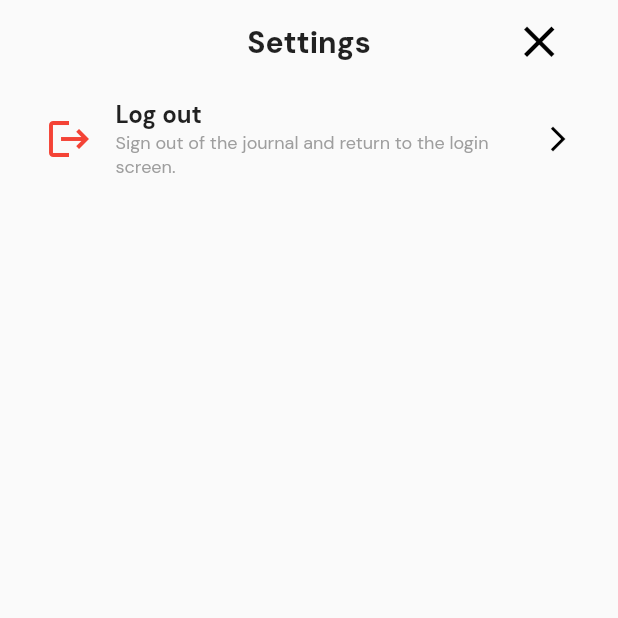
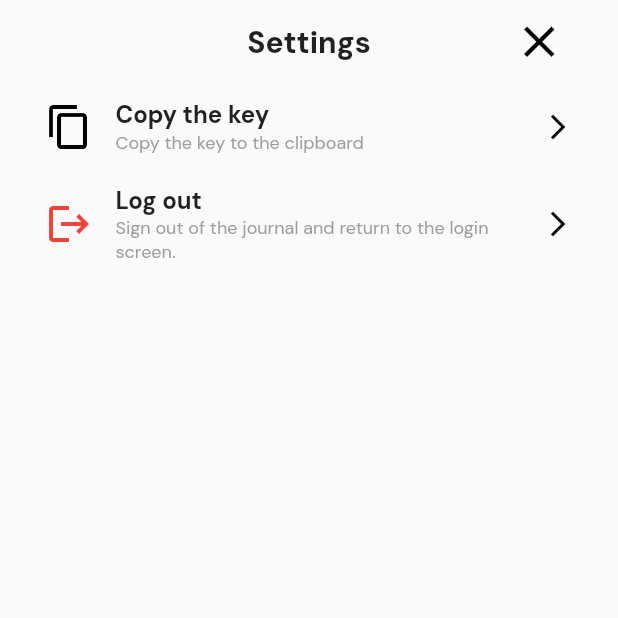
Before and after one commit to carl-duncan/journal-flutter, a Flutter app: the SettingsPage screen opened directly, on a phone screen of 412 x 824 dp, the top half of it. Run offline on Flutter 3.47's test engine with Material 2 defaults, Android fonts, the phone set to English and light mode, and no system bars; our stand-ins replace bloc, dio, equatable, flutter_bloc, google_fonts, hive_flutter and 3 more; missing offline and left inert: amplify_api, amplify_auth_cognito, amplify_authenticator, amplify_flutter; accounts and stored records are empty; generated files the repository leaves out were written again; network calls fail; statements that could not run were skipped.

Commit message:
feat: (general) added the ability to copy keys

```diff
--- a/lib/settings/cubit/settings_cubit.dart
+++ b/lib/settings/cubit/settings_cubit.dart
@@ -1,7 +1,9 @@
 import 'dart:async';
+import 'dart:developer';
 
 import 'package:bloc/bloc.dart';
 import 'package:equatable/equatable.dart';
+import 'package:flutter/services.dart';
 import 'package:journal_repository/journal_repository.dart';
 import 'package:key_store_repository/key_store_repository.dart';
 import 'package:user_repository/user_repository.dart';
@@ -21,6 +23,12 @@ class SettingsCubit extends Cubit<SettingsState> {
     _userRepository.signOut();
   }
 
+  void copyKey() {
+    final key = _keyStoreRepository.get(_encryptionKey);
+    Clipboard.setData(ClipboardData(text: key));
+    log('Copied key to clipboard');
+  }
+
   // ignore: unused_field
   final JournalRepository _repository;
 
--- a/lib/settings/widgets/settings_body.dart
+++ b/lib/settings/widgets/settings_body.dart
@@ -58,12 +58,18 @@ class SettingsBody extends StatelessWidget {
               sliver: SliverList(
                 delegate: SliverChildListDelegate.fixed([
                   SettingsTile(
+                    title: 'Copy the key',
+                    subtitle: 'Copy the key to the clipboard',
+                    icon: Icons.copy,
+                    onTap: cubit.copyKey,
+                  ),
+                  SettingsTile(
                     title: l10n.logout,
                     color: Colors.red,
                     subtitle: l10n.signOutOfTheJournalAndReturnToTheLoginScreen,
                     icon: Icons.logout,
                     onTap: cubit.signOut,
-                  )
+                  ),
                 ]),
               ),
             )
```
Also changed, not shown: 1 other file.
